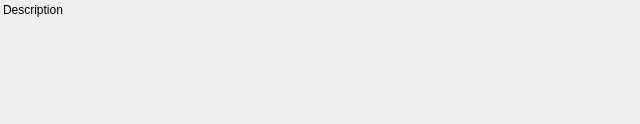
First picture: the form in QuestionWidget.ui, repository L4D15/Test, before the edit.
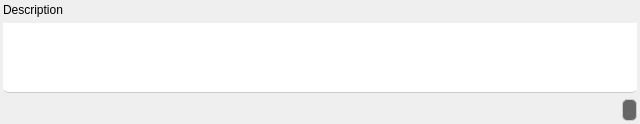
Second picture: the form after the edit.

Commit message: Improved solution checking.

```diff
--- a/QuestionWidget.ui
+++ b/QuestionWidget.ui
@@ -22,6 +22,18 @@
   <property name="styleSheet">
    <string notr="true">QFrame#answersFrame {
 	border: none;
+	border-bottom: 1px solid #ccc;
+	border-bottom-left-radius: 5px;
+	border-bottom-right-radius: 5px;
+	background-color: #fff;
+}
+
+QLabel#solutionLabel {
+	border: 1px solid #ccc;
+	border-radius: 5px;
+	background-color: #666;
+	color: #fff;
+	padding: 3px;
 }</string>
   </property>
   <layout class="QGridLayout" name="gridLayout">
@@ -37,7 +49,30 @@
    <property name="bottomMargin">
     <number>3</number>
    </property>
-   <item row="1" column="0">
+   <item row="2" column="1">
+    <widget class="QLabel" name="solutionLabel">
+     <property name="text">
+      <string/>
+     </property>
+     <property name="alignment">
+      <set>Qt::AlignRight|Qt::AlignTrailing|Qt::AlignVCenter</set>
+     </property>
+    </widget>
+   </item>
+   <item row="2" column="0">
+    <spacer name="horizontalSpacer">
+     <property name="orientation">
+      <enum>Qt::Horizontal</enum>
+     </property>
+     <property name="sizeHint" stdset="0">
+      <size>
+       <width>40</width>
+       <height>20</height>
+      </size>
+     </property>
+    </spacer>
+   </item>
+   <item row="1" column="0" colspan="2">
     <widget class="QFrame" name="answersFrame">
      <property name="sizePolicy">
       <sizepolicy hsizetype="Preferred" vsizetype="Expanding">
@@ -80,16 +115,6 @@
      </property>
     </widget>
    </item>
-   <item row="2" column="0">
-    <widget class="QLabel" name="solutionLabel">
-     <property name="text">
-      <string/>
-     </property>
-     <property name="alignment">
-      <set>Qt::AlignRight|Qt::AlignTrailing|Qt::AlignVCenter</set>
-     </property>
-    </widget>
-   </item>
   </layout>
  </widget>
  <resources/>
```
Left out of the diff: 2 changed lines with no effect on the pictures. The commit also changes 6 other files.
